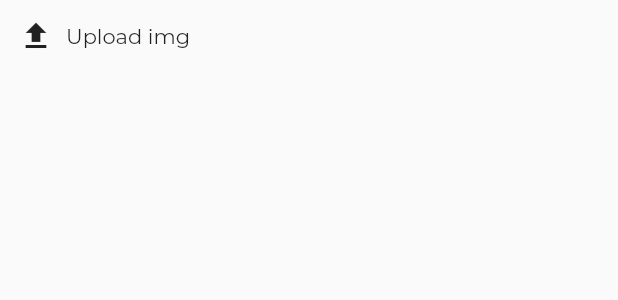
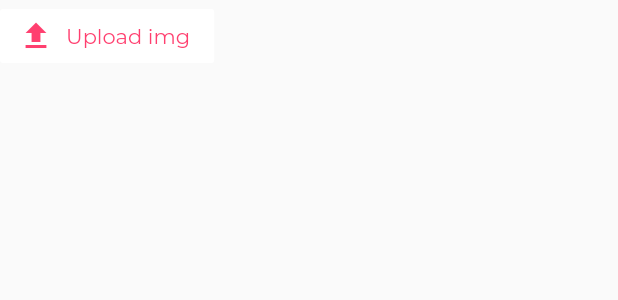
Before and after one commit to Singh-Shivani/Food_Lab, a Flutter app: the Uploader widget shown alone on an empty page, opened directly, on a phone screen of 412 x 824 dp. Shown: the top 300 px of the screen. Run offline on Flutter 3.47's test engine with Material 2 defaults, Android fonts, the phone set to English and light mode, and no system bars; our stand-ins replace cloud_firestore, curved_navigation_bar, firebase_auth, firebase_storage, image_cropper, image_picker; accounts and stored records are empty; network calls fail.

```diff
--- a/lib/screens/add_post.dart
+++ b/lib/screens/add_post.dart
@@ -1,23 +1,10 @@
 import 'package:cloud_firestore/cloud_firestore.dart';
+import 'package:flutter/cupertino.dart';
 import 'package:flutter/material.dart';
 import 'dart:io';
 import 'package:firebase_storage/firebase_storage.dart';
 import 'package:image_picker/image_picker.dart';
 import 'package:image_cropper/image_cropper.dart';
-
-//class AddPostPage extends StatefulWidget {
-//  @override
-//  _AddPostPageState createState() => _AddPostPageState();
-//}
-//
-//class _AddPostPageState extends State<AddPostPage> {
-//  @override
-//  Widget build(BuildContext context) {
-//    return Scaffold(
-//      body: ImageCapture(),
-//    );
-//  }
-//}
 
 class ImageCapture extends StatefulWidget {
   @override
@@ -218,7 +205,7 @@ class _UploaderState extends State<Uploader> {
                 ),
               if (_uploadTask.isInProgress)
                 FlatButton(
-                  child: Icon(Icons.play_arrow),
+                  child: Icon(Icons.pause),
                   onPressed: _uploadTask.pause,
                 ),
               LinearProgressIndicator(value: progressPercent),
@@ -229,9 +216,18 @@ class _UploaderState extends State<Uploader> {
       );
     } else {
       return FlatButton.icon(
+        color: Colors.white,
         onPressed: _startUpload,
-        icon: Icon(Icons.file_upload),
-        label: Text('Upload img'),
+        icon: Icon(
+          Icons.file_upload,
+          color: Color.fromRGBO(255, 63, 111, 1),
+        ),
+        label: Text(
+          'Upload img',
+          style: TextStyle(
+            color: Color.fromRGBO(255, 63, 111, 1),
+          ),
+        ),
       );
     }
   }
```
Also changed, not shown: lib/screens/detail_food_page.dart (added, +63 -0 lines), lib/screens/home_page.dart (+25 -11 lines).
